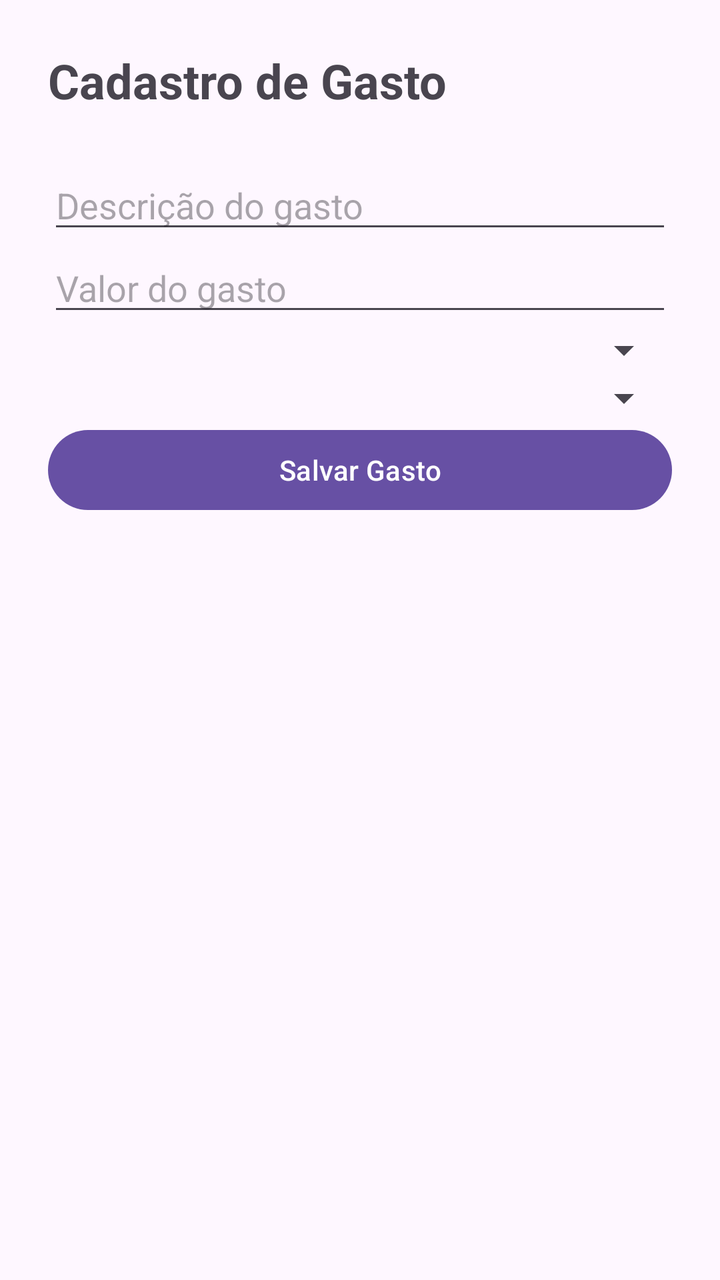
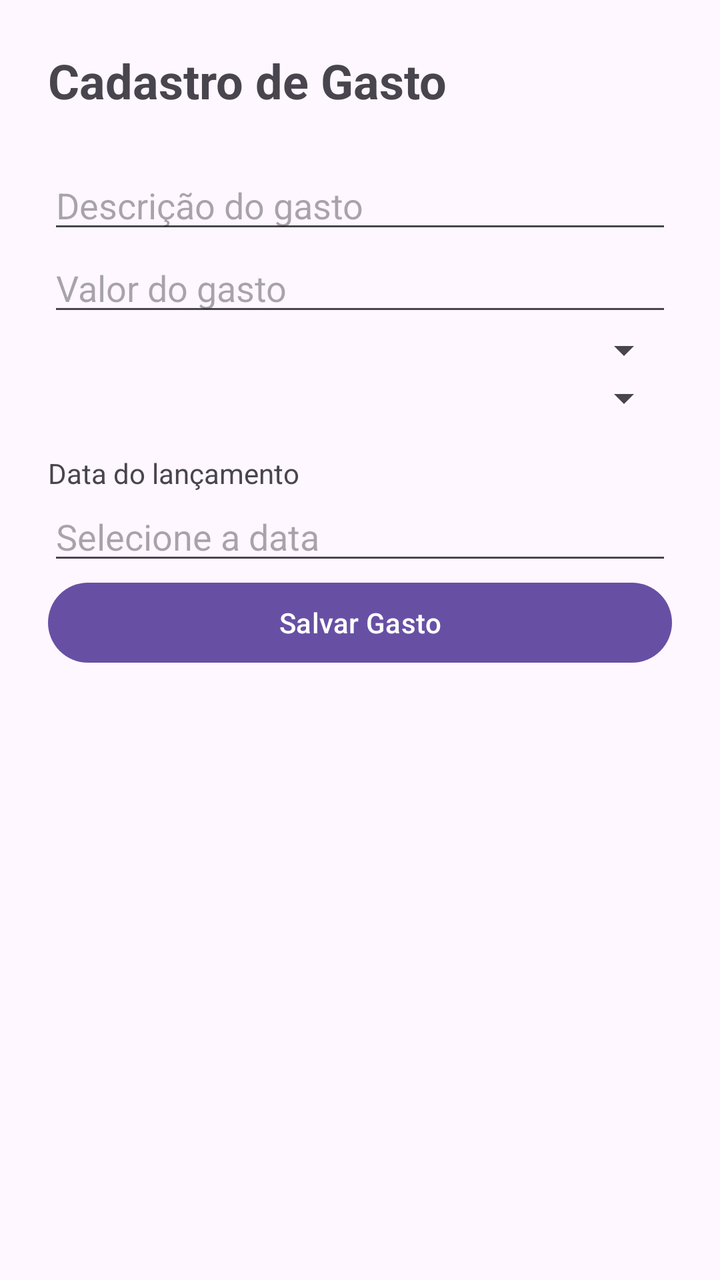

Screens rendered from an Android XML layout before and after an edit, with the pre-edit source and the edit as a unified diff.
<!-- AndroidManifest.xml: application theme Theme.ControleDeGastos -->
<!-- res/layout/activity_gasto.xml -->
<?xml version="1.0" encoding="utf-8"?>
<ScrollView xmlns:android="http://schemas.android.com/apk/res/android"
    android:layout_width="match_parent"
    android:layout_height="match_parent">

    <LinearLayout
        android:layout_width="match_parent"
        android:layout_height="wrap_content"
        android:orientation="vertical"
        android:padding="24dp">

        <TextView
            android:layout_width="wrap_content"
            android:layout_height="wrap_content"
            android:text="Cadastro de Gasto"
            android:textSize="24sp"
            android:textStyle="bold" />

        <EditText
            android:id="@+id/editDescricao"
            android:layout_width="match_parent"
            android:layout_height="wrap_content"
            android:layout_marginTop="24dp"
            android:hint="Descrição do gasto" />

        <EditText
            android:id="@+id/editValorGasto"
            android:layout_width="match_parent"
            android:layout_height="wrap_content"
            android:hint="Valor do gasto"
            android:inputType="numberDecimal" />

        <Spinner
            android:id="@+id/spinnerCategoria"
            android:layout_width="match_parent"
            android:layout_height="wrap_content" />

        <Spinner
            android:id="@+id/spinnerFormaPagamento"
            android:layout_width="match_parent"
            android:layout_height="wrap_content" />

        <Button
            android:id="@+id/btnAdicionarGasto"
            android:layout_width="match_parent"
            android:layout_height="wrap_content"
            android:text="Salvar Gasto" />

    </LinearLayout>

</ScrollView>
<!-- resources referenced by this layout -->
<resources>
  <style name="Theme.ControleDeGastos" parent="Base.Theme.ControleDeGastos" />
  <style name="Base.Theme.ControleDeGastos" parent="Theme.Material3.DayNight.NoActionBar">
          
          
      </style>
</resources>

<!-- the commit's change to res/layout/activity_gasto.xml (unified diff, before → after) -->
@@ -39,6 +39,19 @@
             android:id="@+id/spinnerFormaPagamento"
             android:layout_width="match_parent"
             android:layout_height="wrap_content" />
+        <TextView
+            android:layout_width="wrap_content"
+            android:layout_height="wrap_content"
+            android:layout_marginTop="16dp"
+            android:text="Data do lançamento" />
+
+        <EditText
+            android:id="@+id/editData"
+            android:layout_width="match_parent"
+            android:layout_height="wrap_content"
+            android:focusable="false"
+            android:clickable="true"
+            android:hint="Selecione a data" />
 
         <Button
             android:id="@+id/btnAdicionarGasto"
